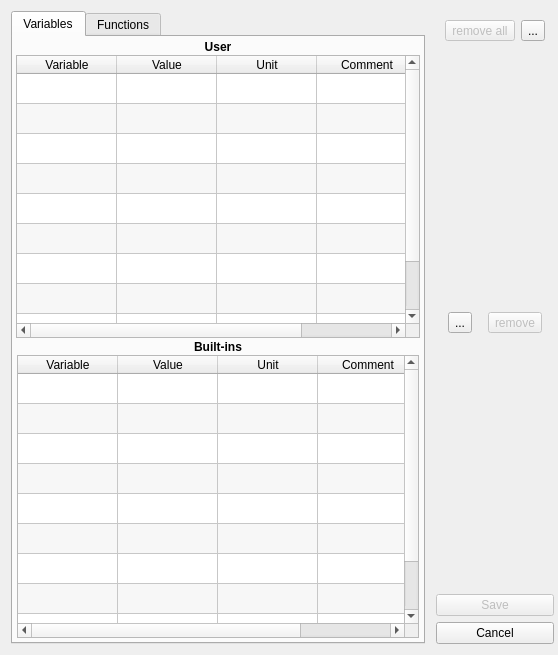
Above: FalconCalcQt/VariablesFunctionsDialog.ui from solyoma/FalconCalc before the change. Below: the same form after it.
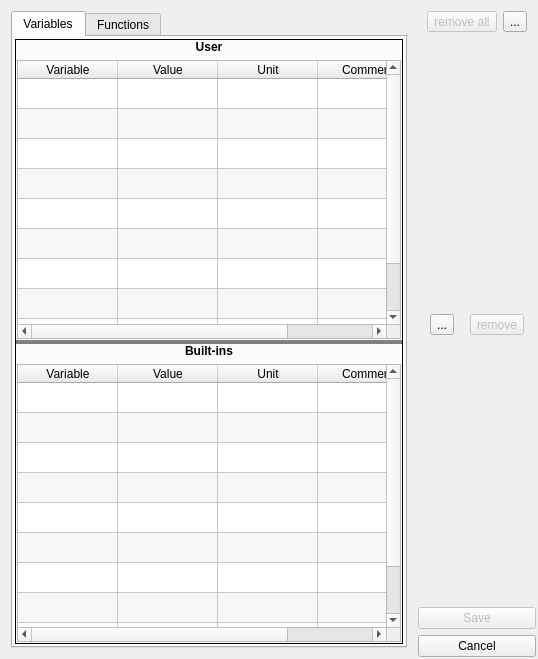
That is the form after the change. The open tabs and pages were chosen to show the change. Icons and pictures are not drawn.

Commit message: Added splitter for variables and functions dialog of FalconCalcQt bugfix: close button for it didn't work

The edit to the form file:
```diff
--- a/FalconCalcQt/VariablesFunctionsDialog.ui
+++ b/FalconCalcQt/VariablesFunctionsDialog.ui
@@ -6,20 +6,22 @@
    <rect>
     <x>0</x>
     <y>0</y>
-    <width>558</width>
-    <height>655</height>
+    <width>538</width>
+    <height>659</height>
    </rect>
   </property>
+  <property name="sizePolicy">
+   <sizepolicy hsizetype="Fixed" vsizetype="Preferred">
+    <horstretch>0</horstretch>
+    <verstretch>0</verstretch>
+   </sizepolicy>
+  </property>
   <property name="windowTitle">
    <string>FalconCalc - Variables &amp; Functions</string>
   </property>
-  <property name="windowIcon">
-   <iconset resource="FalconCalcQt.qrc">
-    <normaloff>:/FalconCalcQt/Resources/program.ico</normaloff>:/FalconCalcQt/Resources/program.ico</iconset>
-  </property>
-  <layout class="QHBoxLayout" name="horizontalLayout">
+  <layout class="QHBoxLayout" name="horizontalLayout_3" stretch="1,0">
    <property name="spacing">
-    <number>0</number>
+    <number>2</number>
    </property>
    <property name="leftMargin">
     <number>2</number>
@@ -34,45 +36,39 @@
     <number>2</number>
    </property>
    <item>
-    <widget class="QWidget" name="pnlLeft" native="true">
-     <layout class="QVBoxLayout" name="verticalLayout_2">
+    <widget class="QWidget" name="widget" native="true">
+     <layout class="QVBoxLayout" name="verticalLayout">
       <item>
        <widget class="QTabWidget" name="tabHeader">
-        <property name="sizePolicy">
-         <sizepolicy hsizetype="Expanding" vsizetype="Minimum">
-          <horstretch>0</horstretch>
-          <verstretch>0</verstretch>
-         </sizepolicy>
+        <property name="styleSheet">
+         <string notr="true">QSplitter::handle { background:gray}</string>
         </property>
         <property name="currentIndex">
-         <number>0</number>
+         <number>1</number>
         </property>
         <widget class="QWidget" name="tabVar">
          <attribute name="title">
           <string>Variables</string>
          </attribute>
-         <layout class="QVBoxLayout" name="verticalLayout_3">
+         <layout class="QVBoxLayout" name="verticalLayout_9">
+          <property name="spacing">
+           <number>1</number>
+          </property>
           <property name="leftMargin">
-           <number>2</number>
+           <number>1</number>
           </property>
           <property name="topMargin">
-           <number>2</number>
+           <number>1</number>
           </property>
           <property name="rightMargin">
-           <number>2</number>
+           <number>1</number>
           </property>
           <property name="bottomMargin">
-           <number>2</number>
+           <number>1</number>
           </property>
           <item>
-           <widget class="QWidget" name="pnlUserVars" native="true">
-            <property name="minimumSize">
-             <size>
-              <width>0</width>
-              <height>300</height>
-             </size>
-            </property>
-            <layout class="QVBoxLayout" name="verticalLayout_7">
+           <widget class="QWidget" name="pnlVariablesBackground" native="true">
+            <layout class="QVBoxLayout" name="verticalLayout_13">
              <property name="spacing">
               <number>1</number>
              </property>
@@ -89,7 +85,41 @@
               <number>1</number>
              </property>
              <item>
-              <widget class="QLabel" name="label_3">
+              <widget class="QSplitter" name="splitterVar">
+               <property name="sizePolicy">
+                <sizepolicy hsizetype="Expanding" vsizetype="Expanding">
+                 <horstretch>0</horstretch>
+                 <verstretch>0</verstretch>
+                </sizepolicy>
+               </property>
+               <property name="styleSheet">
+                <string notr="true">QSplitter::handle { background:gray}</string>
+               </property>
+               <property name="frameShape">
+                <enum>QFrame::Box</enum>
+               </property>
+               <property name="frameShadow">
+                <enum>QFrame::Plain</enum>
+               </property>
+               <property name="midLineWidth">
+                <number>5</number>
+               </property>
+               <property name="orientation">
+                <enum>Qt::Vertical</enum>
+               </property>
+               <widget class="QWidget" name="pnlUserVarBackground" native="true">
+                <layout class="QVBoxLayout" name="verticalLayout_11">
+                 <property name="leftMargin">
+                  <number>1</number>
+                 </property>
+                 <property name="rightMargin">
+                  <number>1</number>
+                 </property>
+                 <property name="bottomMargin">
+                  <number>1</number>
+                 </property>
+                 <item>
+                  <widget class="QLabel" name="lblUser">
                <property name="font">
                 <font>
                  <weight>75</weight>
@@ -109,6 +139,9 @@
              </item>
              <item>
               <widget class="QTableWidget" name="tblUserVars">
+                   <property name="styleSheet">
+                    <string notr="true"/>
+                   </property>
                <property name="alternatingRowColors">
                 <bool>true</bool>
                </property>
@@ -159,24 +192,13 @@
                </column>
               </widget>
              </item>
-             <item>
-              <widget class="QWidget" name="pnlBuiltinVars" native="true">
-               <property name="minimumSize">
-                <size>
-                 <width>0</width>
-                 <height>300</height>
-                </size>
-               </property>
-               <layout class="QVBoxLayout" name="verticalLayout_8">
-                <property name="spacing">
-                 <number>1</number>
-                </property>
+                </layout>
+               </widget>
+               <widget class="QWidget" name="pnlBuiltinVarBackground" native="true">
+                <layout class="QVBoxLayout" name="verticalLayout_12">
                 <property name="leftMargin">
                  <number>1</number>
                 </property>
-                <property name="topMargin">
-                 <number>1</number>
-                </property>
                 <property name="rightMargin">
                  <number>1</number>
                 </property>
@@ -184,7 +206,7 @@
                  <number>1</number>
                 </property>
                 <item>
-                 <widget class="QLabel" name="label">
+                  <widget class="QLabel" name="lblBuiltin">
                   <property name="font">
                    <font>
                     <weight>75</weight>
@@ -259,6 +281,7 @@
                 </item>
                </layout>
               </widget>
+              </widget>
              </item>
             </layout>
            </widget>
@@ -269,28 +292,25 @@
          <attribute name="title">
           <string>Functions</string>
          </attribute>
-         <layout class="QVBoxLayout" name="verticalLayout_4">
+         <layout class="QVBoxLayout" name="verticalLayout_10">
+          <property name="spacing">
+           <number>1</number>
+          </property>
           <property name="leftMargin">
-           <number>2</number>
+           <number>1</number>
           </property>
           <property name="topMargin">
-           <number>2</number>
+           <number>1</number>
           </property>
           <property name="rightMargin">
-           <number>2</number>
+           <number>1</number>
           </property>
           <property name="bottomMargin">
-           <number>2</number>
+           <number>1</number>
           </property>
           <item>
-           <widget class="QWidget" name="pnlUserFuncs" native="true">
-            <property name="minimumSize">
-             <size>
-              <width>0</width>
-              <height>300</height>
-             </size>
-            </property>
-            <layout class="QVBoxLayout" name="verticalLayout_6">
+           <widget class="QWidget" name="widget_5" native="true">
+            <layout class="QVBoxLayout" name="verticalLayout_16">
              <property name="spacing">
               <number>1</number>
              </property>
@@ -307,7 +327,32 @@
               <number>1</number>
              </property>
              <item>
-              <widget class="QLabel" name="label_2">
+              <widget class="QSplitter" name="splitterFunc">
+               <property name="frameShape">
+                <enum>QFrame::Box</enum>
+               </property>
+               <property name="lineWidth">
+                <number>1</number>
+               </property>
+               <property name="orientation">
+                <enum>Qt::Vertical</enum>
+               </property>
+               <property name="handleWidth">
+                <number>4</number>
+               </property>
+               <widget class="QWidget" name="widget_4" native="true">
+                <layout class="QVBoxLayout" name="verticalLayout_14">
+                 <property name="leftMargin">
+                  <number>1</number>
+                 </property>
+                 <property name="rightMargin">
+                  <number>1</number>
+                 </property>
+                 <property name="bottomMargin">
+                  <number>1</number>
+                 </property>
+                 <item>
+                  <widget class="QLabel" name="label_5">
                <property name="font">
                 <font>
                  <weight>75</weight>
@@ -376,25 +421,11 @@
              </item>
             </layout>
            </widget>
-          </item>
-          <item>
-           <widget class="QWidget" name="pnlBuiltinFuncs" native="true">
-            <property name="minimumSize">
-             <size>
-              <width>0</width>
-              <height>0</height>
-             </size>
-            </property>
-            <layout class="QVBoxLayout" name="verticalLayout_5">
-             <property name="spacing">
-              <number>1</number>
-             </property>
+               <widget class="QWidget" name="widget_6" native="true">
+                <layout class="QVBoxLayout" name="verticalLayout_15">
              <property name="leftMargin">
               <number>1</number>
              </property>
-             <property name="topMargin">
-              <number>1</number>
-             </property>
              <property name="rightMargin">
               <number>1</number>
              </property>
@@ -402,7 +433,7 @@
               <number>1</number>
              </property>
              <item>
-              <widget class="QLabel" name="label_4">
+                  <widget class="QLabel" name="label_6">
                <property name="font">
                 <font>
                  <weight>75</weight>
@@ -477,29 +508,18 @@
              </item>
             </layout>
            </widget>
+              </widget>
           </item>
          </layout>
         </widget>
-       </widget>
+          </item>
+         </layout>
+        </widget>
+       </widget>
       </item>
      </layout>
     </widget>
    </item>
-   <item>
-    <widget class="QWidget" name="widget" native="true">
-     <property name="sizePolicy">
-      <sizepolicy hsizetype="Fixed" vsizetype="Preferred">
-       <horstretch>0</horstretch>
-       <verstretch>0</verstretch>
-      </sizepolicy>
-     </property>
-     <layout class="QVBoxLayout" name="verticalLayout">
-      <property name="leftMargin">
-       <number>2</number>
-      </property>
-      <property name="rightMargin">
-       <number>2</number>
-      </property>
       <item>
        <layout class="QVBoxLayout">
         <property name="spacing">
@@ -548,6 +568,9 @@
            </item>
            <item>
             <widget class="QToolButton" name="btnUndo">
+          <property name="toolTip">
+           <string>Undo last operation</string>
+          </property>
              <property name="text">
               <string>...</string>
              </property>
@@ -596,6 +619,9 @@
              <property name="enabled">
               <bool>true</bool>
              </property>
+          <property name="toolTip">
+           <string>Add a new row</string>
+          </property>
              <property name="text">
               <string>...</string>
              </property>
@@ -671,9 +697,6 @@
       </item>
      </layout>
     </widget>
-   </item>
-  </layout>
- </widget>
  <resources>
   <include location="FalconCalcQt.qrc"/>
  </resources>
```
Left out of the diff: 35 changed lines with no effect on the pictures. Lines whose indentation alone changed are shown as unchanged. The commit also changes 2 other files.
